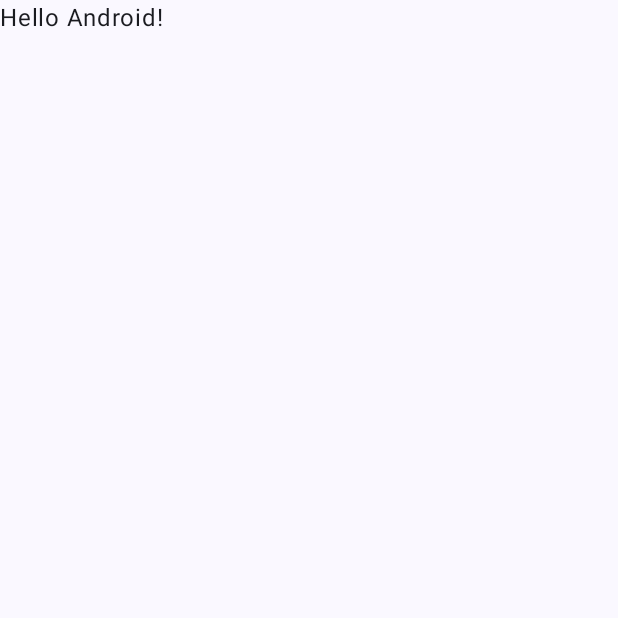
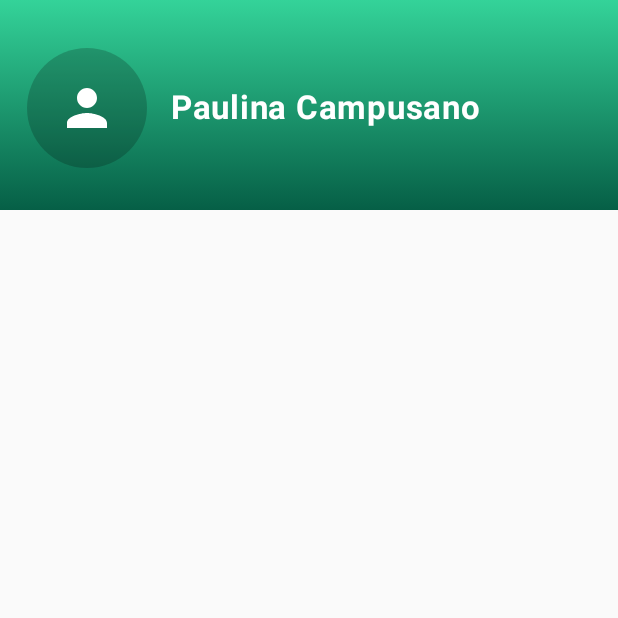
Before and after one commit to PaulinaCampusano/PlantMe, an Android app built with Jetpack Compose: the screen it shows after launch (MainActivity), on a phone screen of 412 x 824 dp, the top half of it. Before the commit the part shown is almost empty. Run offline under Robolectric (Android 15) with nearby library versions, the phone set to English and light mode, and no system bars.

Commit message:
Se modifico el homescreen

```diff
--- a/app/src/main/java/com/example/plantme_grupo8/MainActivity.kt
+++ b/app/src/main/java/com/example/plantme_grupo8/MainActivity.kt
@@ -12,6 +12,9 @@ import androidx.compose.runtime.Composable
 import androidx.compose.ui.Modifier
 import androidx.compose.ui.tooling.preview.Preview
 import com.example.plantme_grupo8.ui.theme.PlantMe_Grupo8Theme
+import androidx.compose.material3.MaterialTheme
+import androidx.compose.material3.Surface
+import com.example.plantme_grupo8.ui.theme.screens.HomeScreen
 
 class MainActivity : ComponentActivity() {
     override fun onCreate(savedInstanceState: Bundle?) {
@@ -19,12 +22,12 @@ class MainActivity : ComponentActivity() {
         enableEdgeToEdge()
         setContent {
             PlantMe_Grupo8Theme {
-                Scaffold(modifier = Modifier.fillMaxSize()) { innerPadding ->
-                    Greeting(
-                        name = "Android",
-                        modifier = Modifier.padding(innerPadding)
+                Surface(color = MaterialTheme.colorScheme.background) {
+                        HomeScreen(
+                            username = "Paulina Campusano"
+                            // Si quisieras usar el padding del Scaffold:
+                            // modifier = Modifier.padding(innerPadding)
                         )
-                }
                     }
                 }
             }
@@ -45,3 +48,5 @@ fun GreetingPreview() {
                 Greeting("Android")
             }
         }
+
+    }
--- a/app/src/main/java/com/example/plantme_grupo8/ui/theme/screens/HomeScreen.kt
+++ b/app/src/main/java/com/example/plantme_grupo8/ui/theme/screens/HomeScreen.kt
@@ -1,49 +1,69 @@
 package com.example.plantme_grupo8.ui.theme.screens
 
-import androidx.compose.foundation.Image
+import androidx.compose.foundation.background
 import androidx.compose.foundation.layout.*
-import androidx.compose.material3.Button
-import androidx.compose.material3.ExperimentalMaterial3Api
+import androidx.compose.foundation.shape.CircleShape
+import androidx.compose.material.icons.Icons
+import androidx.compose.material.icons.filled.Person
+import androidx.compose.material3.Icon
 import androidx.compose.material3.Text
-import androidx.compose.material3.Scaffold
-import androidx.compose.material3.TopAppBar
 import androidx.compose.runtime.Composable
+import androidx.compose.ui.Alignment
 import androidx.compose.ui.Modifier
+import androidx.compose.ui.draw.clip
+import androidx.compose.ui.graphics.Brush
+import androidx.compose.ui.graphics.Color
+import androidx.compose.ui.text.font.FontWeight
+import androidx.compose.ui.unit.dp
+import androidx.compose.ui.unit.sp
 import androidx.compose.ui.tooling.preview.Preview
-import androidx.compose.ui.layout.ContentScale
-import androidx.compose.ui.res.painterResource
-import androidx.compose.ui.unit.dp
-import com.example.plantme_grupo8.R
 
+@Composable
+fun HomeScreen(username: String) {
+    // Fondo con un degradado verde (arriba claro, abajo oscuro)
+    Box(
+        modifier = Modifier
+            .fillMaxWidth()
+            .height(140.dp)
+            .background(
+                Brush.verticalGradient(
+                    listOf(
+                        Color(0xFF34D399), // verde claro
+                        Color(0xFF065F46)  // verde oscuro
+                    )
+                )
+            )
+            .padding(top = 32.dp, start = 18.dp, end = 18.dp, bottom = 12.dp)
+    ) {
+        // Fila: ícono a la izquierda, textos a la derecha
+        Row(verticalAlignment = Alignment.CenterVertically) {
 
+            // Círculo con ícono de persona
+            Box(
+                modifier = Modifier
+                    .size(80.dp)
+                    .clip(CircleShape)
+                    .background(Color(0x33000000)), // gris transparente
+                contentAlignment = Alignment.Center
+            ) {
+                Icon(
+                    imageVector = Icons.Default.Person,
+                    contentDescription = "Avatar",
+                    tint = Color.White,
+                    modifier = Modifier.size(40.dp)
+                )
+            }
 
-@OptIn(ExperimentalMaterial3Api::class)
-@Composable
-fun HomeScreen() {
-    Scaffold(
-        topBar = {
-            TopAppBar(title = { Text("Mi App Kotlin") })
-        }
-    ) { innerPadding ->
-        Column(
-            modifier = Modifier
-                .padding(innerPadding)
-                .fillMaxSize()
-                .padding(16.dp),
-            verticalArrangement = Arrangement.spacedBy(20.dp)
-        ) {
-            Text(text = "¡Bienvenido!")
-            Button(onClick = { /* acción futura */ }) {
-                Text("Presióname")
+            Spacer(Modifier.width(16.dp)) // espacio entre icono y texto
+
+            Column {
+                Text(
+                    text = username,
+                    color = Color.White,
+                    fontSize = 22.sp,
+                    fontWeight = FontWeight.Bold
+                )
             }
-            Image(
-                painter = painterResource(id = R.drawable.logo),
-                contentDescription = "Logo App",
-                modifier = Modifier
-                    .fillMaxWidth()
-                    .height(150.dp),
-                contentScale = ContentScale.Fit
-            )
         }
     }
 }
@@ -51,5 +71,5 @@ fun HomeScreen() {
 @Preview(showBackground = true)
 @Composable
 fun HomeScreenPreview() {
-    HomeScreen()
+    HomeScreen(username = "Paulina Campusano")
 }
```
Lines whose indentation alone changed are shown as unchanged.
